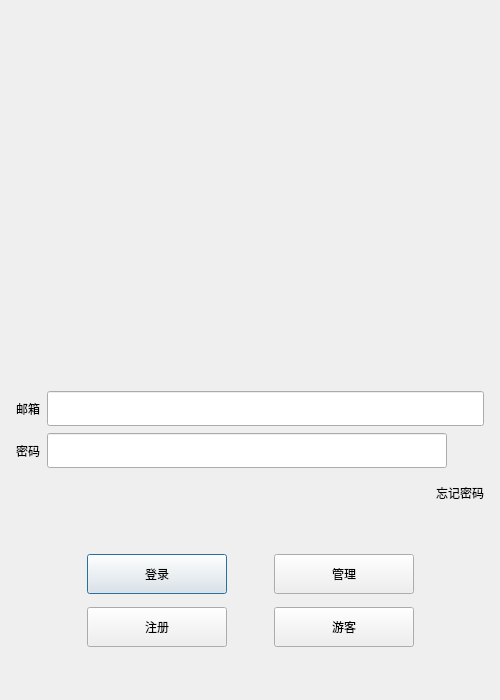
Before: the Qt Designer form client/logindialog.ui in KBchulan/HungerYet, drawn with Qt 5.
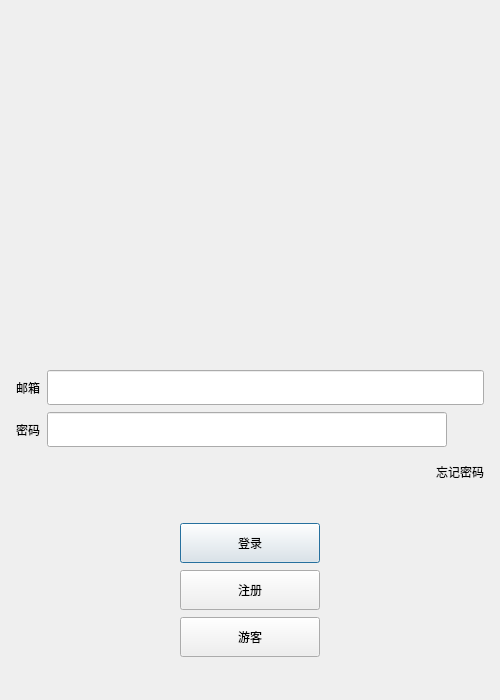
After: the same form once the commit is applied. Custom widgets are drawn as their Qt base class.

```diff
--- a/client/logindialog.ui
+++ b/client/logindialog.ui
@@ -249,7 +249,7 @@
      <item>
       <layout class="QHBoxLayout" name="horizontalLayout_5">
        <property name="bottomMargin">
-        <number>6</number>
+        <number>0</number>
        </property>
        <item>
         <spacer name="horizontalSpacer_3">
@@ -283,41 +283,6 @@
          </property>
         </widget>
        </item>
-       <item>
-        <spacer name="horizontalSpacer_8">
-         <property name="orientation">
-          <enum>Qt::Horizontal</enum>
-         </property>
-         <property name="sizeType">
-          <enum>QSizePolicy::Fixed</enum>
-         </property>
-         <property name="sizeHint" stdset="0">
-          <size>
-           <width>40</width>
-           <height>20</height>
-          </size>
-         </property>
-        </spacer>
-       </item>
-       <item>
-        <widget class="QPushButton" name="admin_btn">
-         <property name="minimumSize">
-          <size>
-           <width>140</width>
-           <height>40</height>
-          </size>
-         </property>
-         <property name="maximumSize">
-          <size>
-           <width>140</width>
-           <height>40</height>
-          </size>
-         </property>
-         <property name="text">
-          <string>管理</string>
-         </property>
-        </widget>
-       </item>
        <item>
         <spacer name="horizontalSpacer_2">
          <property name="orientation">
@@ -368,13 +333,27 @@
         </widget>
        </item>
        <item>
+        <spacer name="horizontalSpacer_7">
+         <property name="orientation">
+          <enum>Qt::Horizontal</enum>
+         </property>
+         <property name="sizeHint" stdset="0">
+          <size>
+           <width>40</width>
+           <height>20</height>
+          </size>
+         </property>
+        </spacer>
+       </item>
+      </layout>
+     </item>
+     <item>
+      <layout class="QHBoxLayout" name="horizontalLayout_2">
+       <item>
         <spacer name="horizontalSpacer_4">
          <property name="orientation">
           <enum>Qt::Horizontal</enum>
          </property>
-         <property name="sizeType">
-          <enum>QSizePolicy::Fixed</enum>
-         </property>
          <property name="sizeHint" stdset="0">
           <size>
            <width>40</width>
@@ -403,7 +382,7 @@
         </widget>
        </item>
        <item>
-        <spacer name="horizontalSpacer_7">
+        <spacer name="horizontalSpacer_5">
          <property name="orientation">
           <enum>Qt::Horizontal</enum>
          </property>
```
